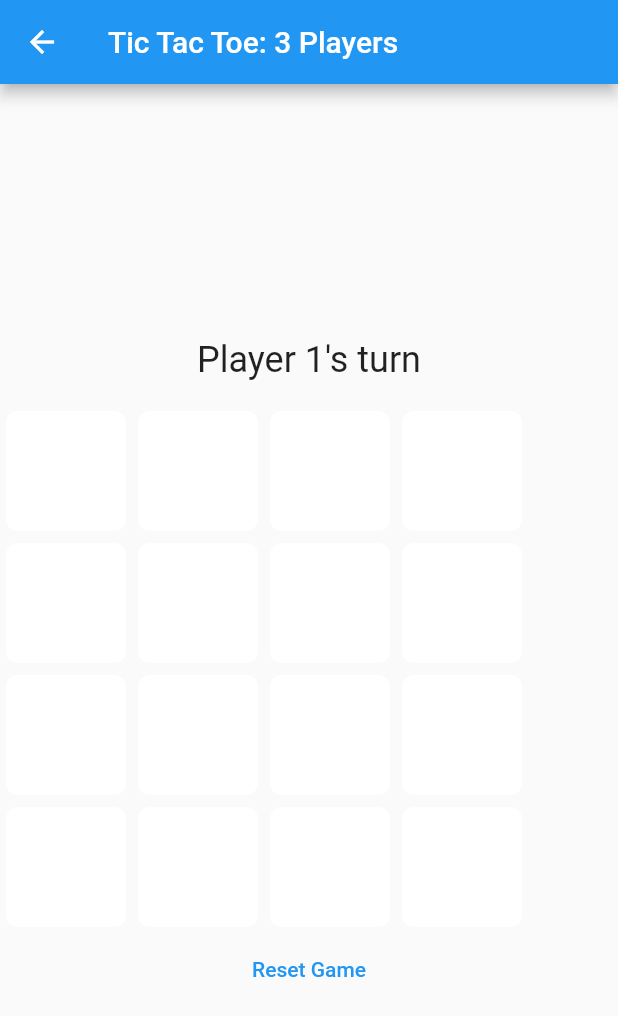
After one commit to neoalienson/minigames, a Flutter app: the screen it shows after launch, after a tap on "Tic Tac Toe 3 players in 4 x 4", on a phone screen of 412 x 824 dp. The commit adds this screen. Shown: the top 1016 px of the screen. Run offline on Flutter 3.47's test engine with Material 2 defaults, Android fonts, the phone set to English and light mode, and no system bars.

Commit message:
add tictactoe 3x4 and flappy bird wip

```diff
--- a/lib/main_menu.dart
+++ b/lib/main_menu.dart
@@ -1,5 +1,8 @@
 import 'package:flutter/material.dart';
 import 'tictactoe.dart';
+import 'tictactoe3x4.dart';
+import 'flappy_bird.dart';
+
 
 class MainMenuPage extends StatefulWidget {
   @override
@@ -19,6 +22,19 @@ class _MainMenuPageState extends State<MainMenuPage> {
             onTap: () {
               Navigator.push(
                 context,
+                MaterialPageRoute(builder: (context) => TicTacToeScreen()),
+              );
+            },
+            child: ListTile(
+              leading: Icon(Icons.gamepad),
+              title: Text('Tic Tac Toe 3 players in 4 x 4'),
+              subtitle: Text('A modified game in 4 x 4 Grid for 3 players'),
+            ),
+          ),
+          GestureDetector(
+            onTap: () {
+              Navigator.push(
+                context,
                 MaterialPageRoute(builder: (context) => TicTacToePage()),
               );
             },
@@ -28,6 +44,19 @@ class _MainMenuPageState extends State<MainMenuPage> {
               subtitle: Text('A classic game of Xs and Os'),
             ),
           ),
+          GestureDetector(
+            onTap: () {
+              Navigator.push(
+                context,
+                MaterialPageRoute(builder: (context) => FlappyBirdGame()),
+              );
+            },
+            child: ListTile(
+              leading: Icon(Icons.gamepad),
+              title: Text('Flappy Bird'),
+              subtitle: Text('A scrolling game where you avoid pipes'),
+            ),
+          ),
           // Add more games to the list here
         ],
       ),
--- /dev/null
+++ b/lib/tictactoe3x4.dart
@@ -0,0 +1,109 @@
+
+import 'package:flutter/material.dart';
+
+class TicTacToeScreen extends StatefulWidget {
+  @override
+  _TicTacToeScreenState createState() => _TicTacToeScreenState();
+}
+
+class _TicTacToeScreenState extends State<TicTacToeScreen> {
+  int _currentPlayer = 1;
+  List<List<int>> _board = List.generate(4, (_) => List.generate(4, (_) => 0));
+
+  void _onTileTap(int row, int col) {
+    if (_board[row][col] == 0) {
+      setState(() {
+        _board[row][col] = _currentPlayer;
+        _currentPlayer = (_currentPlayer % 3) + 1;
+      });
+    }
+  }
+
+  void _resetGame() {
+    setState(() {
+      _board = List.generate(4, (_) => List.generate(4, (_) => 0));
+      _currentPlayer = 1;
+    });
+  }
+
+  Widget _buildTile(int row, int col) {
+    Color backgroundColor = Colors.white;
+    Color textColor = Colors.black;
+    String text = '';
+
+    switch (_board[row][col]) {
+      case 1:
+        backgroundColor = Colors.red;
+        textColor = Colors.white;
+        text = 'X';
+        break;
+      case 2:
+        backgroundColor = Colors.green;
+        textColor = Colors.white;
+        text = 'O';
+        break;
+      case 3:
+        backgroundColor = Colors.blue;
+        textColor = Colors.white;
+        text = 'T';
+        break;
+    }
+
+    return GestureDetector(
+      onTap: () => _onTileTap(row, col),
+      child: Container(
+        margin: EdgeInsets.all(4),
+        height: 80,
+        width: 80,
+        decoration: BoxDecoration(
+          color: backgroundColor,
+          borderRadius: BorderRadius.circular(8),
+        ),
+        child: Center(
+          child: Text(
+            text,
+            style: TextStyle(color: textColor, fontSize: 48),
+          ),
+        ),
+      ),
+    );
+  }
+
+  @override
+  Widget build(BuildContext context) {
+    List<Widget> rows = [];
+
+    for (int row = 0; row < 4; row++) {
+      List<Widget> tiles = [];
+
+      for (int col = 0; col < 4; col++) {
+        tiles.add(_buildTile(row, col));
+      }
+
+      rows.add(Row(children: tiles));
+    }
+
+    return Scaffold(
+      appBar: AppBar(
+        title: Text('Tic Tac Toe: 3 Players'),
+      ),
+      body: Column(
+        mainAxisAlignment: MainAxisAlignment.center,
+        children: [
+          Container(
+            padding: EdgeInsets.all(16),
+            child: Text(
+              'Player $_currentPlayer\'s turn',
+              style: TextStyle(fontSize: 24),
+            ),
+          ),
+          Column(children: rows),
+          TextButton(
+            onPressed: _resetGame,
+            child: Text('Reset Game'),
+          ),
+        ],
+      ),
+    );
+  }
+}
--- a/pubspec.yaml
+++ b/pubspec.yaml
@@ -59,9 +59,8 @@ flutter:
   uses-material-design: true
 
   # To add assets to your application, add an assets section, like this:
-  # assets:
-  #   - images/a_dot_burr.jpeg
-  #   - images/a_dot_ham.jpeg
+assets:
+  - images/flappy_bird.png
 
   # An image asset can refer to one or more resolution-specific "variants", see
   # https://flutter.dev/assets-and-images/#resolution-aware
```
Also changed, not shown: lib/flappy_bird.dart (added, +112 -0 lines), assets/assets/flappy_bird.png (added), 1 other file.
